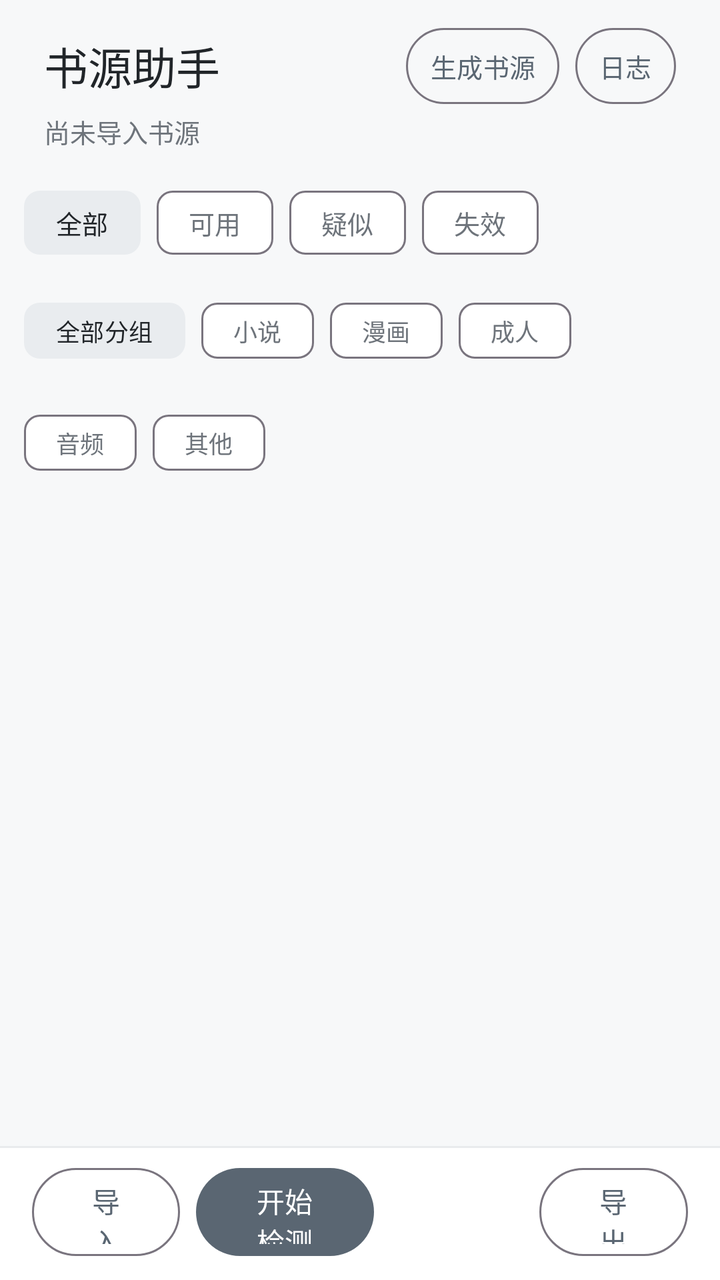
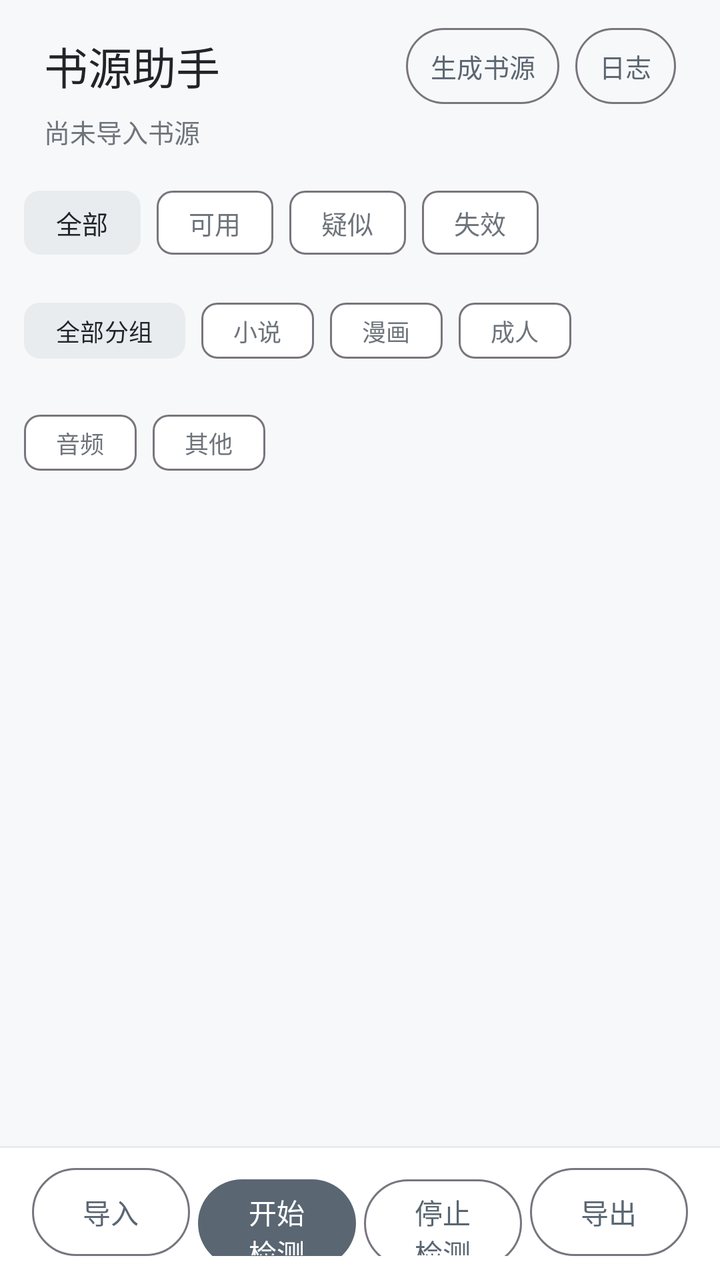

The first picture is an Android layout as it rendered before a commit; the second is the same layout after the commit. The layout source and the unified diff follow.
<!-- AndroidManifest.xml: application theme Theme.ShuyuanHelper -->
<!-- res/layout/activity_main.xml -->
<?xml version="1.0" encoding="utf-8"?>
<LinearLayout xmlns:android="http://schemas.android.com/apk/res/android"
    xmlns:app="http://schemas.android.com/apk/res-auto"
    android:layout_width="match_parent"
    android:layout_height="match_parent"
    android:background="@color/bg_window"
    android:fitsSystemWindows="true"
    android:orientation="vertical">

    <LinearLayout
        android:layout_width="match_parent"
        android:layout_height="wrap_content"
        android:orientation="vertical"
        android:paddingStart="22dp"
        android:paddingTop="14dp"
        android:paddingEnd="22dp"
        android:paddingBottom="2dp">

        <LinearLayout
            android:layout_width="match_parent"
            android:layout_height="wrap_content"
            android:gravity="center_vertical"
            android:orientation="horizontal">

            <TextView
                android:id="@+id/tvTitle"
                android:layout_width="0dp"
                android:layout_height="wrap_content"
                android:layout_weight="1"
                android:text="@string/app_name"
                android:textColor="@color/text_primary"
                android:textSize="22sp" />

            <com.google.android.material.button.MaterialButton
                android:id="@+id/btnOpenGenerator"
                style="@style/Widget.Material3.Button.OutlinedButton"
                android:layout_width="wrap_content"
                android:layout_height="38dp"
                android:insetTop="0dp"
                android:insetBottom="0dp"
                android:minWidth="0dp"
                android:paddingStart="12dp"
                android:paddingEnd="12dp"
                android:text="@string/open_generator"
                android:textSize="13sp" />

            <com.google.android.material.button.MaterialButton
                android:id="@+id/btnOpenLog"
                style="@style/Widget.Material3.Button.OutlinedButton"
                android:layout_width="wrap_content"
                android:layout_height="38dp"
                android:layout_marginStart="8dp"
                android:insetTop="0dp"
                android:insetBottom="0dp"
                android:minWidth="0dp"
                android:paddingStart="12dp"
                android:paddingEnd="12dp"
                android:text="@string/open_log"
                android:textSize="13sp" />
        </LinearLayout>

        <TextView
            android:id="@+id/tvSummary"
            android:layout_width="match_parent"
            android:layout_height="wrap_content"
            android:layout_marginTop="4dp"
            android:text="尚未导入书源"
            android:textColor="@color/text_secondary"
            android:textSize="13sp" />
    </LinearLayout>

    <TextView
        android:id="@+id/tvStats"
        android:layout_width="match_parent"
        android:layout_height="wrap_content"
        android:paddingStart="22dp"
        android:paddingTop="6dp"
        android:paddingEnd="22dp"
        android:textColor="@color/text_secondary"
        android:textSize="13sp"
        android:visibility="gone" />

    <ProgressBar
        android:id="@+id/progressBar"
        style="@android:style/Widget.ProgressBar.Horizontal"
        android:layout_width="match_parent"
        android:layout_height="3dp"
        android:layout_marginStart="22dp"
        android:layout_marginTop="8dp"
        android:layout_marginEnd="22dp"
        android:max="100"
        android:progress="0"
        android:progressTint="@color/brand_primary"
        android:visibility="gone" />

    <com.google.android.material.chip.ChipGroup
        android:id="@+id/chipFilter"
        android:layout_width="wrap_content"
        android:layout_height="wrap_content"
        android:layout_marginStart="12dp"
        android:layout_marginTop="10dp"
        android:layout_marginEnd="12dp"
        android:paddingBottom="2dp"
        app:checkedChip="@id/btnFilterAll"
        app:selectionRequired="true"
        app:singleLine="true"
        app:singleSelection="true">

        <com.google.android.material.chip.Chip
            android:id="@+id/btnFilterAll"
            style="@style/Widget.Material3.Chip.Filter"
            android:layout_width="wrap_content"
            android:layout_height="wrap_content"
            android:text="@string/filter_all"
            android:textSize="13sp"
            app:checkedIconVisible="false"
            app:chipMinHeight="32dp" />

        <com.google.android.material.chip.Chip
            android:id="@+id/btnFilterOk"
            style="@style/Widget.Material3.Chip.Filter"
            android:layout_width="wrap_content"
            android:layout_height="wrap_content"
            android:text="@string/filter_ok"
            android:textSize="13sp"
            app:checkedIconVisible="false"
            app:chipMinHeight="32dp" />

        <com.google.android.material.chip.Chip
            android:id="@+id/btnFilterUncertain"
            style="@style/Widget.Material3.Chip.Filter"
            android:layout_width="wrap_content"
            android:layout_height="wrap_content"
            android:text="@string/filter_uncertain"
            android:textSize="13sp"
            app:checkedIconVisible="false"
            app:chipMinHeight="32dp" />

        <com.google.android.material.chip.Chip
            android:id="@+id/btnFilterDead"
            style="@style/Widget.Material3.Chip.Filter"
            android:layout_width="wrap_content"
            android:layout_height="wrap_content"
            android:text="@string/filter_dead"
            android:textSize="13sp"
            app:checkedIconVisible="false"
            app:chipMinHeight="32dp" />
    </com.google.android.material.chip.ChipGroup>

    <com.google.android.material.chip.ChipGroup
        android:id="@+id/groupFilterGroup"
        android:layout_width="match_parent"
        android:layout_height="wrap_content"
        android:layout_marginStart="12dp"
        android:layout_marginTop="4dp"
        android:layout_marginEnd="12dp"
        android:paddingBottom="2dp"
        app:checkedChip="@id/btnGroupAll"
        app:selectionRequired="true"
        app:singleSelection="true">

        <com.google.android.material.chip.Chip
            android:id="@+id/btnGroupAll"
            style="@style/Widget.Material3.Chip.Filter"
            android:layout_width="wrap_content"
            android:layout_height="wrap_content"
            android:text="@string/group_all"
            android:textSize="12sp"
            app:checkedIconVisible="false"
            app:chipMinHeight="28dp" />

        <com.google.android.material.chip.Chip
            android:id="@+id/btnGroupNovel"
            style="@style/Widget.Material3.Chip.Filter"
            android:layout_width="wrap_content"
            android:layout_height="wrap_content"
            android:text="@string/group_novel"
            android:textSize="12sp"
            app:checkedIconVisible="false"
            app:chipMinHeight="28dp" />

        <com.google.android.material.chip.Chip
            android:id="@+id/btnGroupComic"
            style="@style/Widget.Material3.Chip.Filter"
            android:layout_width="wrap_content"
            android:layout_height="wrap_content"
            android:text="@string/group_comic"
            android:textSize="12sp"
            app:checkedIconVisible="false"
            app:chipMinHeight="28dp" />

        <com.google.android.material.chip.Chip
            android:id="@+id/btnGroupAdult"
            style="@style/Widget.Material3.Chip.Filter"
            android:layout_width="wrap_content"
            android:layout_height="wrap_content"
            android:text="@string/group_adult"
            android:textSize="12sp"
            app:checkedIconVisible="false"
            app:chipMinHeight="28dp" />

        <com.google.android.material.chip.Chip
            android:id="@+id/btnGroupAudio"
            style="@style/Widget.Material3.Chip.Filter"
            android:layout_width="wrap_content"
            android:layout_height="wrap_content"
            android:text="@string/group_audio"
            android:textSize="12sp"
            app:checkedIconVisible="false"
            app:chipMinHeight="28dp" />

        <com.google.android.material.chip.Chip
            android:id="@+id/btnGroupOther"
            style="@style/Widget.Material3.Chip.Filter"
            android:layout_width="wrap_content"
            android:layout_height="wrap_content"
            android:text="@string/group_other"
            android:textSize="12sp"
            app:checkedIconVisible="false"
            app:chipMinHeight="28dp" />
    </com.google.android.material.chip.ChipGroup>

    <LinearLayout
        android:id="@+id/layoutSelectBar"
        android:layout_width="match_parent"
        android:layout_height="wrap_content"
        android:background="@color/surface"
        android:gravity="center_vertical"
        android:orientation="horizontal"
        android:paddingStart="16dp"
        android:paddingTop="8dp"
        android:paddingEnd="12dp"
        android:paddingBottom="8dp"
        android:visibility="gone">

        <TextView
            android:id="@+id/tvSelectInfo"
            android:layout_width="0dp"
            android:layout_height="wrap_content"
            android:layout_weight="1"
            android:text="已选 0"
            android:textColor="@color/text_primary"
            android:textSize="14sp" />

        <com.google.android.material.button.MaterialButton
            android:id="@+id/btnSelectAll"
            style="@style/Widget.Material3.Button.TextButton"
            android:layout_width="wrap_content"
            android:layout_height="36dp"
            android:insetTop="0dp"
            android:insetBottom="0dp"
            android:minWidth="0dp"
            android:paddingStart="8dp"
            android:paddingEnd="8dp"
            android:text="@string/select_all"
            android:textSize="13sp" />

        <com.google.android.material.button.MaterialButton
            android:id="@+id/btnCancelSelect"
            style="@style/Widget.Material3.Button.TextButton"
            android:layout_width="wrap_content"
            android:layout_height="36dp"
            android:insetTop="0dp"
            android:insetBottom="0dp"
            android:minWidth="0dp"
            android:paddingStart="8dp"
            android:paddingEnd="8dp"
            android:text="@string/cancel_select"
            android:textSize="13sp" />

        <com.google.android.material.button.MaterialButton
            android:id="@+id/btnDeleteSelected"
            style="@style/Widget.Material3.Button"
            android:layout_width="wrap_content"
            android:layout_height="36dp"
            android:insetTop="0dp"
            android:insetBottom="0dp"
            android:minWidth="0dp"
            android:paddingStart="10dp"
            android:paddingEnd="10dp"
            android:text="@string/delete_selected"
            android:textSize="13sp" />
    </LinearLayout>

    <androidx.recyclerview.widget.RecyclerView
        android:id="@+id/rvSources"
        android:layout_width="match_parent"
        android:layout_height="0dp"
        android:layout_weight="1"
        android:clipToPadding="false"
        android:paddingTop="4dp"
        android:paddingBottom="10dp"
        android:scrollbars="none" />

    <View
        android:layout_width="match_parent"
        android:layout_height="1dp"
        android:background="@color/divider" />

    <LinearLayout
        android:layout_width="match_parent"
        android:layout_height="wrap_content"
        android:background="@color/surface"
        android:orientation="horizontal"
        android:paddingStart="16dp"
        android:paddingTop="10dp"
        android:paddingEnd="16dp"
        android:paddingBottom="12dp">

        <com.google.android.material.button.MaterialButton
            android:id="@+id/btnImport"
            style="@style/Widget.Material3.Button.OutlinedButton"
            android:layout_width="0dp"
            android:layout_height="44dp"
            android:layout_marginEnd="8dp"
            android:layout_weight="1"
            android:insetTop="0dp"
            android:insetBottom="0dp"
            android:text="@string/action_import" />

        <com.google.android.material.button.MaterialButton
            android:id="@+id/btnStart"
            style="@style/Widget.Material3.Button"
            android:layout_width="0dp"
            android:layout_height="44dp"
            android:layout_marginEnd="8dp"
            android:layout_weight="1.2"
            android:insetTop="0dp"
            android:insetBottom="0dp"
            android:text="@string/start_check" />

        <com.google.android.material.button.MaterialButton
            android:id="@+id/btnStop"
            style="@style/Widget.Material3.Button.OutlinedButton"
            android:layout_width="0dp"
            android:layout_height="44dp"
            android:layout_marginEnd="8dp"
            android:layout_weight="0.9"
            android:insetTop="0dp"
            android:insetBottom="0dp"
            android:text="@string/stop_check"
            android:visibility="invisible" />

        <com.google.android.material.button.MaterialButton
            android:id="@+id/btnExport"
            style="@style/Widget.Material3.Button.OutlinedButton"
            android:layout_width="0dp"
            android:layout_height="44dp"
            android:layout_weight="1"
            android:insetTop="0dp"
            android:insetBottom="0dp"
            android:text="@string/export" />
    </LinearLayout>
</LinearLayout>
<!-- resources referenced by this layout -->
<resources>
  <color name="bg_window">#F7F8F9</color>
  <color name="brand_primary">#5A6672</color>
  <color name="divider">#E9EBED</color>
  <color name="surface">#FFFFFF</color>
  <color name="text_primary">#212529</color>
  <color name="text_secondary">#6E747B</color>
  <string name="action_import">导入</string>
  <string name="app_name">书源助手</string>
  <string name="cancel_select">取消</string>
  <string name="delete_selected">删除选中</string>
  <string name="export">导出</string>
  <string name="filter_all">全部</string>
  <string name="filter_dead">失效</string>
  <string name="filter_ok">可用</string>
  <string name="filter_uncertain">疑似</string>
  <string name="group_adult">成人</string>
  <string name="group_all">全部分组</string>
  <string name="group_audio">音频</string>
  <string name="group_comic">漫画</string>
  <string name="group_novel">小说</string>
  <string name="group_other">其他</string>
  <string name="open_generator">生成书源</string>
  <string name="open_log">日志</string>
  <string name="select_all">全选</string>
  <string name="start_check">开始检测</string>
  <string name="stop_check">停止检测</string>
  <style name="Theme.ShuyuanHelper" parent="Theme.Material3.Light.NoActionBar">
          <item name="colorPrimary">@color/brand_primary</item>
          <item name="colorPrimaryDark">@color/brand_dark</item>
          <item name="colorPrimaryVariant">@color/brand_dark</item>
          <item name="colorOnPrimary">#FFFFFF</item>
          <item name="colorSecondary">@color/brand_primary</item>
          <item name="colorPrimaryContainer">@color/brand_light</item>
          <item name="colorOnPrimaryContainer">@color/text_primary</item>
          <item name="colorSecondaryContainer">@color/brand_light</item>
          <item name="colorOnSecondaryContainer">@color/text_primary</item>
          <item name="colorSurface">@color/surface</item>
          <item name="colorOnSurface">@color/text_primary</item>
          <item name="colorOnSurfaceVariant">@color/text_secondary</item>
          <item name="android:windowBackground">@color/bg_window</item>
          <item name="android:statusBarColor">@color/bg_window</item>
          <item name="android:windowLightStatusBar">true</item>
          <item name="android:fontFamily">sans-serif</item>
      </style>
  <color name="brand_dark">#414B54</color>
  <color name="brand_light">#E9ECEF</color>
</resources>

<!-- the commit's change to res/layout/activity_main.xml (unified diff, before → after) -->
@@ -312,7 +312,7 @@
             style="@style/Widget.Material3.Button.OutlinedButton"
             android:layout_width="0dp"
             android:layout_height="44dp"
-            android:layout_marginEnd="8dp"
+            android:layout_marginEnd="4dp"
             android:layout_weight="1"
             android:insetTop="0dp"
             android:insetBottom="0dp"
@@ -323,8 +323,8 @@
             style="@style/Widget.Material3.Button"
             android:layout_width="0dp"
             android:layout_height="44dp"
-            android:layout_marginEnd="8dp"
-            android:layout_weight="1.2"
+            android:layout_marginEnd="4dp"
+            android:layout_weight="1"
             android:insetTop="0dp"
             android:insetBottom="0dp"
             android:text="@string/start_check" />
@@ -334,12 +334,12 @@
             style="@style/Widget.Material3.Button.OutlinedButton"
             android:layout_width="0dp"
             android:layout_height="44dp"
-            android:layout_marginEnd="8dp"
-            android:layout_weight="0.9"
+            android:layout_marginEnd="4dp"
+            android:layout_weight="1"
             android:insetTop="0dp"
             android:insetBottom="0dp"
             android:text="@string/stop_check"
-            android:visibility="invisible" />
+            android:visibility="visible" />
 
         <com.google.android.material.button.MaterialButton
             android:id="@+id/btnExport"
